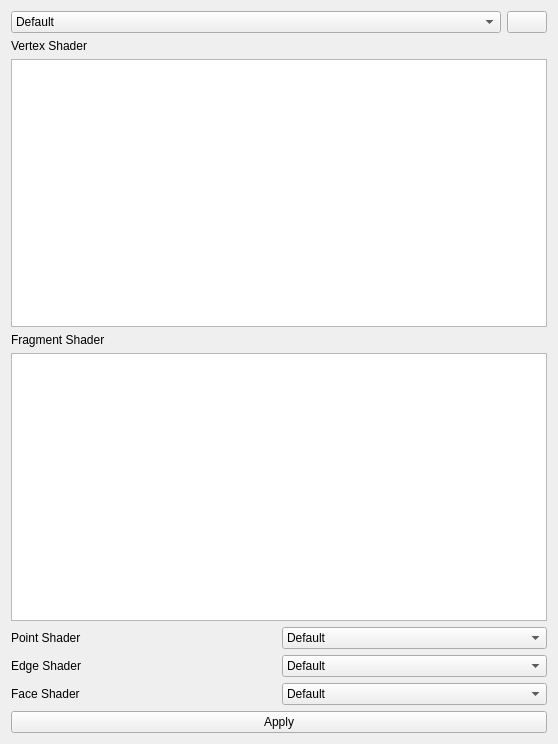
Qt form utils/3d/shadedSceneControlWidget.ui (NickPenkrat/corecvs) before a commit.
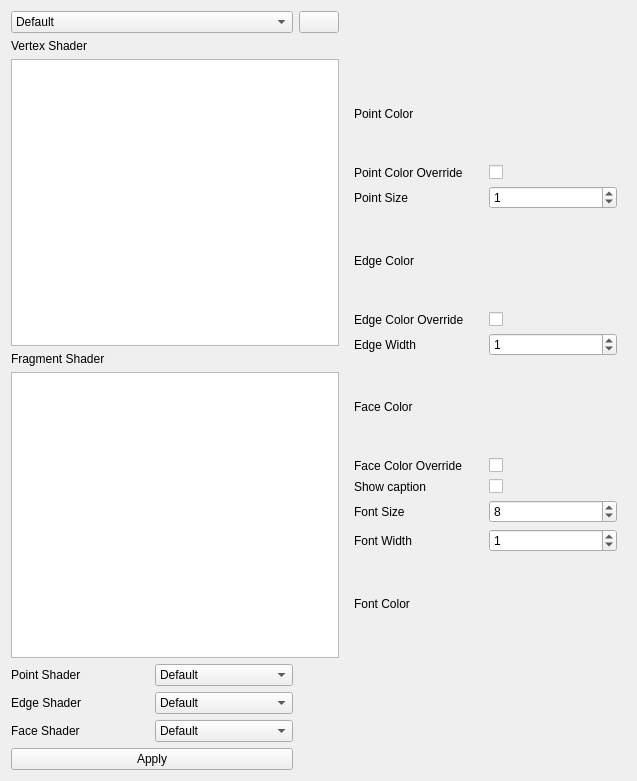
The same form after that commit. Icons and pictures are not drawn. Custom widgets are drawn as their Qt base class.

Commit message: We know how to load and show shaded and textured models

```diff
--- a/utils/3d/shadedSceneControlWidget.ui
+++ b/utils/3d/shadedSceneControlWidget.ui
@@ -6,21 +6,14 @@
    <rect>
     <x>0</x>
     <y>0</y>
-    <width>558</width>
-    <height>744</height>
+    <width>637</width>
+    <height>781</height>
    </rect>
   </property>
   <property name="windowTitle">
    <string>Form</string>
   </property>
-  <layout class="QGridLayout" name="gridLayout">
-   <item row="1" column="0">
-    <widget class="QLabel" name="label">
-     <property name="text">
-      <string>Vertex Shader</string>
-     </property>
-    </widget>
-   </item>
+  <layout class="QGridLayout" name="gridLayout_3">
    <item row="0" column="0">
     <widget class="QComboBox" name="presetComboBox">
      <item>
@@ -30,19 +23,6 @@
      </item>
     </widget>
    </item>
-   <item row="3" column="0">
-    <widget class="QLabel" name="label_2">
-     <property name="text">
-      <string>Fragment Shader</string>
-     </property>
-    </widget>
-   </item>
-   <item row="4" column="0" colspan="2">
-    <widget class="QPlainTextEdit" name="fragmentShaderTextEdit"/>
-   </item>
-   <item row="2" column="0" colspan="2">
-    <widget class="QPlainTextEdit" name="vetrexShaderTextEdit"/>
-   </item>
    <item row="0" column="1">
     <widget class="QPushButton" name="pushButton_2">
      <property name="sizePolicy">
@@ -66,7 +46,285 @@
      </property>
     </widget>
    </item>
-   <item row="6" column="0" colspan="2">
+   <item row="1" column="0">
+    <widget class="QLabel" name="label">
+     <property name="text">
+      <string>Vertex Shader</string>
+     </property>
+    </widget>
+   </item>
+   <item row="2" column="0" colspan="2">
+    <widget class="QPlainTextEdit" name="vetrexShaderTextEdit"/>
+   </item>
+   <item row="2" column="2" rowspan="3">
+    <widget class="QWidget" name="widget" native="true">
+     <layout class="QGridLayout" name="gridLayout">
+      <item row="0" column="0">
+       <widget class="QLabel" name="label_1">
+        <property name="text">
+         <string>Point Color</string>
+        </property>
+       </widget>
+      </item>
+      <item row="0" column="1">
+       <widget class="RgbColorParametersControlWidget" name="pointColorControlWidget" native="true">
+        <property name="toolTip">
+         <string>Point Color</string>
+        </property>
+       </widget>
+      </item>
+      <item row="1" column="0">
+       <widget class="QLabel" name="label_6">
+        <property name="text">
+         <string>Point Color Override</string>
+        </property>
+       </widget>
+      </item>
+      <item row="1" column="1">
+       <widget class="QCheckBox" name="pointColorOverrideCheckBox">
+        <property name="toolTip">
+         <string>Point Color Override</string>
+        </property>
+        <property name="checked">
+         <bool>false</bool>
+        </property>
+       </widget>
+      </item>
+      <item row="2" column="0">
+       <widget class="QLabel" name="label_16">
+        <property name="text">
+         <string>Point Size</string>
+        </property>
+       </widget>
+      </item>
+      <item row="2" column="1">
+       <widget class="QSpinBox" name="pointSizeSpinBox">
+        <property name="toolTip">
+         <string>Point Size</string>
+        </property>
+        <property name="suffix">
+         <string/>
+        </property>
+        <property name="prefix">
+         <string/>
+        </property>
+        <property name="minimum">
+         <number>0</number>
+        </property>
+        <property name="maximum">
+         <number>255</number>
+        </property>
+        <property name="singleStep">
+         <number>1</number>
+        </property>
+        <property name="value">
+         <number>1</number>
+        </property>
+       </widget>
+      </item>
+      <item row="3" column="0">
+       <widget class="QLabel" name="label_9">
+        <property name="text">
+         <string>Edge Color</string>
+        </property>
+       </widget>
+      </item>
+      <item row="3" column="1">
+       <widget class="RgbColorParametersControlWidget" name="edgeColorControlWidget" native="true">
+        <property name="toolTip">
+         <string>Edge Color</string>
+        </property>
+       </widget>
+      </item>
+      <item row="4" column="0">
+       <widget class="QLabel" name="label_8">
+        <property name="text">
+         <string>Edge Color Override</string>
+        </property>
+       </widget>
+      </item>
+      <item row="4" column="1">
+       <widget class="QCheckBox" name="edgeColorOverrideCheckBox">
+        <property name="toolTip">
+         <string>Edge Color Override</string>
+        </property>
+        <property name="checked">
+         <bool>false</bool>
+        </property>
+       </widget>
+      </item>
+      <item row="5" column="0">
+       <widget class="QLabel" name="label_7">
+        <property name="text">
+         <string>Edge Width</string>
+        </property>
+       </widget>
+      </item>
+      <item row="5" column="1">
+       <widget class="QSpinBox" name="edgeWidthSpinBox">
+        <property name="toolTip">
+         <string>Edge Width</string>
+        </property>
+        <property name="suffix">
+         <string/>
+        </property>
+        <property name="prefix">
+         <string/>
+        </property>
+        <property name="minimum">
+         <number>0</number>
+        </property>
+        <property name="maximum">
+         <number>255</number>
+        </property>
+        <property name="singleStep">
+         <number>1</number>
+        </property>
+        <property name="value">
+         <number>1</number>
+        </property>
+       </widget>
+      </item>
+      <item row="6" column="0">
+       <widget class="QLabel" name="label_13">
+        <property name="text">
+         <string>Face Color</string>
+        </property>
+       </widget>
+      </item>
+      <item row="6" column="1">
+       <widget class="RgbColorParametersControlWidget" name="faceColorControlWidget" native="true">
+        <property name="toolTip">
+         <string>Face Color</string>
+        </property>
+       </widget>
+      </item>
+      <item row="7" column="0">
+       <widget class="QLabel" name="label_15">
+        <property name="text">
+         <string>Face Color Override</string>
+        </property>
+       </widget>
+      </item>
+      <item row="7" column="1">
+       <widget class="QCheckBox" name="faceColorOverrideCheckBox">
+        <property name="toolTip">
+         <string>Face Color Override</string>
+        </property>
+        <property name="checked">
+         <bool>false</bool>
+        </property>
+       </widget>
+      </item>
+      <item row="8" column="0">
+       <widget class="QLabel" name="label_14">
+        <property name="text">
+         <string>Show caption</string>
+        </property>
+       </widget>
+      </item>
+      <item row="8" column="1">
+       <widget class="QCheckBox" name="showCaptionCheckBox">
+        <property name="toolTip">
+         <string>Show caption</string>
+        </property>
+        <property name="checked">
+         <bool>false</bool>
+        </property>
+       </widget>
+      </item>
+      <item row="9" column="0">
+       <widget class="QLabel" name="label_10">
+        <property name="text">
+         <string>Font Size</string>
+        </property>
+       </widget>
+      </item>
+      <item row="9" column="1">
+       <widget class="QSpinBox" name="fontSizeSpinBox">
+        <property name="toolTip">
+         <string>Font Size</string>
+        </property>
+        <property name="suffix">
+         <string/>
+        </property>
+        <property name="prefix">
+         <string/>
+        </property>
+        <property name="minimum">
+         <number>0</number>
+        </property>
+        <property name="maximum">
+         <number>255</number>
+        </property>
+        <property name="singleStep">
+         <number>1</number>
+        </property>
+        <property name="value">
+         <number>8</number>
+        </property>
+       </widget>
+      </item>
+      <item row="10" column="0">
+       <widget class="QLabel" name="label_11">
+        <property name="text">
+         <string>Font Width</string>
+        </property>
+       </widget>
+      </item>
+      <item row="10" column="1">
+       <widget class="QSpinBox" name="fontWidthSpinBox">
+        <property name="toolTip">
+         <string>Font Width</string>
+        </property>
+        <property name="suffix">
+         <string/>
+        </property>
+        <property name="prefix">
+         <string/>
+        </property>
+        <property name="minimum">
+         <number>0</number>
+        </property>
+        <property name="maximum">
+         <number>255</number>
+        </property>
+        <property name="singleStep">
+         <number>1</number>
+        </property>
+        <property name="value">
+         <number>1</number>
+        </property>
+       </widget>
+      </item>
+      <item row="11" column="0">
+       <widget class="QLabel" name="label_12">
+        <property name="text">
+         <string>Font Color</string>
+        </property>
+       </widget>
+      </item>
+      <item row="11" column="1">
+       <widget class="RgbColorParametersControlWidget" name="fontColorControlWidget" native="true">
+        <property name="toolTip">
+         <string>Font Color</string>
+        </property>
+       </widget>
+      </item>
+     </layout>
+    </widget>
+   </item>
+   <item row="3" column="0">
+    <widget class="QLabel" name="label_2">
+     <property name="text">
+      <string>Fragment Shader</string>
+     </property>
+    </widget>
+   </item>
+   <item row="4" column="0" colspan="2">
+    <widget class="QPlainTextEdit" name="fragmentShaderTextEdit"/>
+   </item>
+   <item row="5" column="0">
     <layout class="QGridLayout" name="gridLayout_2">
      <item row="0" column="0">
       <widget class="QLabel" name="label_3">
@@ -142,7 +400,7 @@
      </item>
     </layout>
    </item>
-   <item row="12" column="0" colspan="2">
+   <item row="6" column="0">
     <widget class="QPushButton" name="pushButton">
      <property name="text">
       <string>Apply</string>
@@ -151,6 +409,14 @@
    </item>
   </layout>
  </widget>
+ <customwidgets>
+  <customwidget>
+   <class>RgbColorParametersControlWidget</class>
+   <extends>QWidget</extends>
+   <header>rgbColorParametersControlWidget.h</header>
+   <container>1</container>
+  </customwidget>
+ </customwidgets>
  <resources>
   <include location="../../resources/main.qrc"/>
  </resources>
```
The commit also changes 9 other files.
